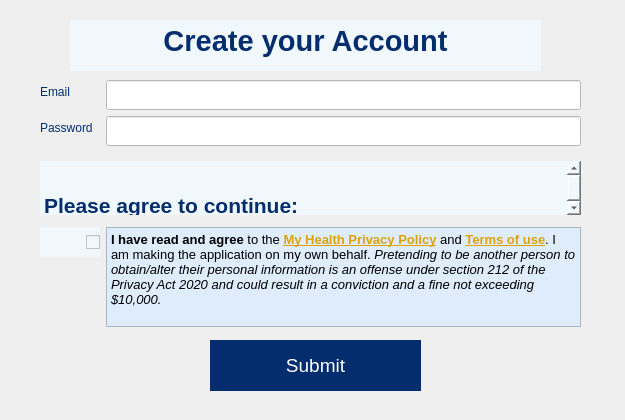
The window that MCR-app/signupdialog.ui (maria-gedye/QTapp) describes before a commit, drawn with Qt 5.
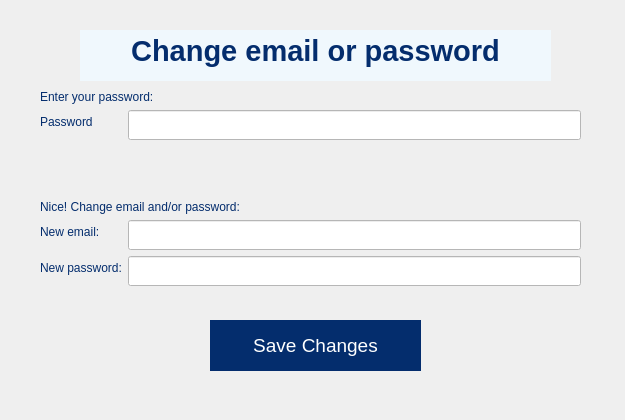
The same window after the commit.

```diff
--- a/MCR-app/signupdialog.ui
+++ b/MCR-app/signupdialog.ui
@@ -13,11 +13,56 @@
   <property name="windowTitle">
    <string>Dialog</string>
   </property>
+  <widget class="QStackedWidget" name="stackedWidget">
+   <property name="geometry">
+    <rect>
+     <x>0</x>
+     <y>0</y>
+     <width>621</width>
+     <height>421</height>
+    </rect>
+   </property>
+   <property name="currentIndex">
+    <number>1</number>
+   </property>
+   <widget class="QWidget" name="page_4createAcc">
+    <widget class="QTextBrowser" name="textBrowser_title">
+     <property name="geometry">
+      <rect>
+       <x>80</x>
+       <y>30</y>
+       <width>471</width>
+       <height>51</height>
+      </rect>
+     </property>
+     <property name="minimumSize">
+      <size>
+       <width>471</width>
+       <height>51</height>
+      </size>
+     </property>
+     <property name="font">
+      <font>
+       <pointsize>22</pointsize>
+      </font>
+     </property>
+     <property name="styleSheet">
+      <string notr="true">border:none;
+background-color: rgb(240, 248, 253);</string>
+     </property>
+     <property name="html">
+      <string>&lt;!DOCTYPE HTML PUBLIC &quot;-//W3C//DTD HTML 4.0//EN&quot; &quot;http://www.w3.org/TR/REC-html40/strict.dtd&quot;&gt;
+&lt;html&gt;&lt;head&gt;&lt;meta name=&quot;qrichtext&quot; content=&quot;1&quot; /&gt;&lt;style type=&quot;text/css&quot;&gt;
+p, li { white-space: pre-wrap; }
+&lt;/style&gt;&lt;/head&gt;&lt;body style=&quot; font-family:'.AppleSystemUIFont'; font-size:22pt; font-weight:400; font-style:normal;&quot;&gt;
+&lt;p align=&quot;center&quot; style=&quot; margin-top:0px; margin-bottom:0px; margin-left:0px; margin-right:0px; -qt-block-indent:0; text-indent:0px;&quot;&gt;&lt;span style=&quot; font-weight:600; color:#042d6d;&quot;&gt;Create your Account&lt;/span&gt;&lt;/p&gt;&lt;/body&gt;&lt;/html&gt;</string>
+     </property>
+    </widget>
   <widget class="QWidget" name="formLayoutWidget">
    <property name="geometry">
     <rect>
      <x>40</x>
-     <y>80</y>
+       <y>90</y>
      <width>541</width>
      <height>247</height>
     </rect>
@@ -384,7 +429,7 @@
    <property name="geometry">
     <rect>
      <x>210</x>
-     <y>330</y>
+       <y>340</y>
      <width>211</width>
      <height>71</height>
     </rect>
@@ -413,11 +458,169 @@
     <string>Submit</string>
    </property>
   </widget>
-  <widget class="QTextBrowser" name="textBrowser_title">
+   </widget>
+   <widget class="QWidget" name="page_4chngeAcc">
+    <widget class="QWidget" name="formLayoutWidget_4">
    <property name="geometry">
     <rect>
-     <x>70</x>
-     <y>20</y>
+       <x>40</x>
+       <y>90</y>
+       <width>541</width>
+       <height>205</height>
+      </rect>
+     </property>
+     <layout class="QFormLayout" name="formLayout_6">
+      <item row="0" column="0" colspan="2">
+       <widget class="QLabel" name="label_enterPwd">
+        <property name="styleSheet">
+         <string notr="true">color: rgb(4, 45, 109);</string>
+        </property>
+        <property name="text">
+         <string>Enter your password:</string>
+        </property>
+       </widget>
+      </item>
+      <item row="1" column="0">
+       <widget class="QLabel" name="label_4pwordCheck">
+        <property name="styleSheet">
+         <string notr="true">color: rgb(4, 45, 109);</string>
+        </property>
+        <property name="text">
+         <string>Password</string>
+        </property>
+       </widget>
+      </item>
+      <item row="1" column="1">
+       <widget class="QLineEdit" name="lineEdit_4pword_check">
+        <property name="minimumSize">
+         <size>
+          <width>300</width>
+          <height>30</height>
+         </size>
+        </property>
+        <property name="styleSheet">
+         <string notr="true">color: rgb(0, 0, 0);
+background-color: rgb(255, 255, 255);</string>
+        </property>
+       </widget>
+      </item>
+      <item row="2" column="0">
+       <spacer name="verticalSpacer_6">
+        <property name="orientation">
+         <enum>Qt::Vertical</enum>
+        </property>
+        <property name="sizeHint" stdset="0">
+         <size>
+          <width>20</width>
+          <height>40</height>
+         </size>
+        </property>
+       </spacer>
+      </item>
+      <item row="3" column="0">
+       <spacer name="verticalSpacer_5">
+        <property name="orientation">
+         <enum>Qt::Vertical</enum>
+        </property>
+        <property name="sizeHint" stdset="0">
+         <size>
+          <width>20</width>
+          <height>40</height>
+         </size>
+        </property>
+       </spacer>
+      </item>
+      <item row="4" column="0">
+       <spacer name="verticalSpacer_7">
+        <property name="orientation">
+         <enum>Qt::Vertical</enum>
+        </property>
+        <property name="sizeHint" stdset="0">
+         <size>
+          <width>20</width>
+          <height>40</height>
+         </size>
+        </property>
+       </spacer>
+      </item>
+      <item row="5" column="0" colspan="2">
+       <widget class="QLabel" name="label_4changeMsg">
+        <property name="styleSheet">
+         <string notr="true">color: rgb(4, 45, 109);</string>
+        </property>
+        <property name="text">
+         <string>Nice! Change email and/or password:</string>
+        </property>
+       </widget>
+      </item>
+      <item row="6" column="0">
+       <widget class="QLabel" name="label_4newemail">
+        <property name="styleSheet">
+         <string notr="true">color: rgb(4, 45, 109);</string>
+        </property>
+        <property name="text">
+         <string>New email:</string>
+        </property>
+       </widget>
+      </item>
+      <item row="6" column="1">
+       <widget class="QLineEdit" name="lineEdit_4newEmail">
+        <property name="minimumSize">
+         <size>
+          <width>300</width>
+          <height>30</height>
+         </size>
+        </property>
+        <property name="styleSheet">
+         <string notr="true">color: rgb(0, 0, 0);
+background-color: rgb(255, 255, 255);</string>
+        </property>
+        <property name="echoMode">
+         <enum>QLineEdit::Normal</enum>
+        </property>
+       </widget>
+      </item>
+      <item row="7" column="0">
+       <widget class="QLabel" name="label_4newpword">
+        <property name="styleSheet">
+         <string notr="true">color: rgb(4, 45, 109);</string>
+        </property>
+        <property name="text">
+         <string>New password:</string>
+        </property>
+       </widget>
+      </item>
+      <item row="7" column="1">
+       <widget class="QLineEdit" name="lineEdit_4newPassword">
+        <property name="minimumSize">
+         <size>
+          <width>300</width>
+          <height>30</height>
+         </size>
+        </property>
+        <property name="styleSheet">
+         <string notr="true">color: rgb(0, 0, 0);
+background-color: rgb(255, 255, 255);</string>
+        </property>
+        <property name="echoMode">
+         <enum>QLineEdit::Password</enum>
+        </property>
+       </widget>
+      </item>
+      <item row="8" column="0">
+       <widget class="Line" name="line_6">
+        <property name="orientation">
+         <enum>Qt::Horizontal</enum>
+        </property>
+       </widget>
+      </item>
+     </layout>
+    </widget>
+    <widget class="QTextBrowser" name="textBrowser_4title">
+     <property name="geometry">
+      <rect>
+       <x>80</x>
+       <y>30</y>
      <width>471</width>
      <height>51</height>
     </rect>
@@ -442,8 +645,43 @@
 &lt;html&gt;&lt;head&gt;&lt;meta name=&quot;qrichtext&quot; content=&quot;1&quot; /&gt;&lt;style type=&quot;text/css&quot;&gt;
 p, li { white-space: pre-wrap; }
 &lt;/style&gt;&lt;/head&gt;&lt;body style=&quot; font-family:'.AppleSystemUIFont'; font-size:22pt; font-weight:400; font-style:normal;&quot;&gt;
-&lt;p align=&quot;center&quot; style=&quot; margin-top:0px; margin-bottom:0px; margin-left:0px; margin-right:0px; -qt-block-indent:0; text-indent:0px;&quot;&gt;&lt;span style=&quot; font-weight:600; color:#042d6d;&quot;&gt;Create your Account&lt;/span&gt;&lt;/p&gt;&lt;/body&gt;&lt;/html&gt;</string>
-   </property>
+&lt;p align=&quot;center&quot; style=&quot; margin-top:0px; margin-bottom:0px; margin-left:0px; margin-right:0px; -qt-block-indent:0; text-indent:0px;&quot;&gt;&lt;span style=&quot; font-weight:600; color:#042d6d;&quot;&gt;Change email or password&lt;/span&gt;&lt;/p&gt;&lt;/body&gt;&lt;/html&gt;</string>
+     </property>
+    </widget>
+    <widget class="QPushButton" name="pushButton_4save">
+     <property name="geometry">
+      <rect>
+       <x>210</x>
+       <y>310</y>
+       <width>211</width>
+       <height>71</height>
+      </rect>
+     </property>
+     <property name="minimumSize">
+      <size>
+       <width>211</width>
+       <height>71</height>
+      </size>
+     </property>
+     <property name="font">
+      <font>
+       <pointsize>14</pointsize>
+       <weight>50</weight>
+       <bold>false</bold>
+      </font>
+     </property>
+     <property name="styleSheet">
+      <string notr="true">background-color: rgb(4, 45, 109);
+color: rgb(255, 255, 255);
+border: none;
+padding: 10,10,10,10;
+margin: 10, 10, 10, 10;</string>
+     </property>
+     <property name="text">
+      <string>Save Changes</string>
+     </property>
+    </widget>
+   </widget>
   </widget>
  </widget>
  <resources/>
```
Lines whose indentation alone changed are shown as unchanged.
